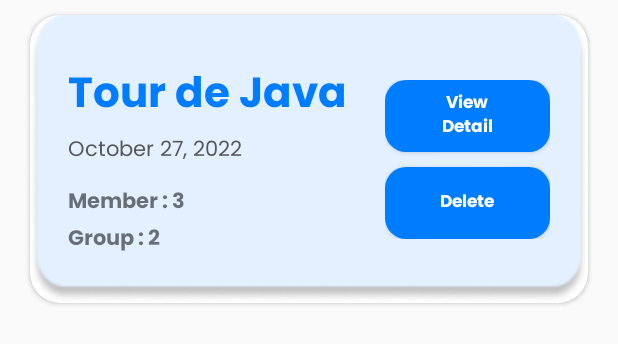
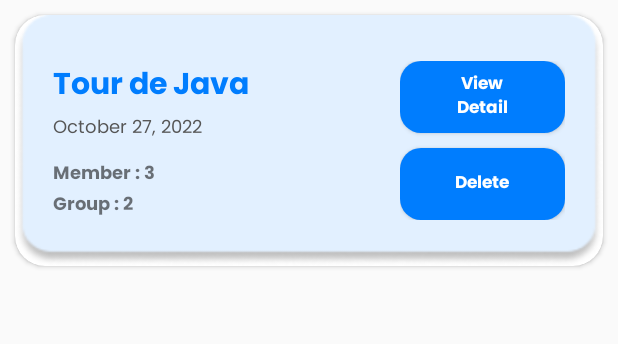
Before and after one commit to ukiprastowo17/ProjectGroupMakerBinar, an Android app: the layout item_history.xml on its own in the app's theme, with its tools: preview values and no code run, on a phone screen of 412 x 824 dp. Shown: the top 344 px of the screen. Run offline under Robolectric (Android 15) with nearby library versions, the phone set to English and light mode, and no system bars.

Commit message:
fix bug item history

```diff
--- a/app/src/main/res/layout/item_history.xml
+++ b/app/src/main/res/layout/item_history.xml
@@ -4,8 +4,7 @@
     xmlns:tools="http://schemas.android.com/tools"
     android:layout_width="match_parent"
     android:layout_height="wrap_content"
-    android:layout_marginHorizontal="20dp"
-    android:layout_marginTop="10dp"
+    android:layout_margin="10dp"
     app:cardCornerRadius="20dp">
 
     <androidx.constraintlayout.widget.ConstraintLayout
@@ -17,10 +16,12 @@
 
         <TextView
             android:id="@+id/tv_group_name"
-            style="@style/TextTitleDialog"
-            android:layout_width="wrap_content"
+            android:layout_width="200dp"
             android:layout_height="wrap_content"
-            android:text="@string/tour_de_java"
+            android:fontFamily="@font/poppins_bold"
+            tools:text="Tour de Java"
+            android:textColor="@color/blue_1"
+            android:textSize="20sp"
             app:layout_constraintStart_toStartOf="parent"
             app:layout_constraintTop_toTopOf="parent" />
 
@@ -29,10 +30,11 @@
             android:layout_width="wrap_content"
             android:layout_height="wrap_content"
             android:fontFamily="@font/poppins_regular"
-            android:text="@string/october_27_2022"
             android:textColor="@color/black_1"
+            android:textSize="12sp"
             app:layout_constraintStart_toStartOf="parent"
-            app:layout_constraintTop_toBottomOf="@id/tv_group_name" />
+            app:layout_constraintTop_toBottomOf="@id/tv_group_name"
+            tools:text="October 27, 2022" />
 
         <TextView
             android:id="@+id/tv_count_member"
@@ -40,6 +42,7 @@
             android:layout_height="wrap_content"
             android:layout_marginTop="10dp"
             android:fontFamily="@font/poppins_bold"
+            android:textSize="12sp"
             app:layout_constraintStart_toStartOf="parent"
             app:layout_constraintTop_toBottomOf="@id/tv_date"
             tools:text="Member : 3" />
@@ -49,6 +52,7 @@
             android:layout_width="wrap_content"
             android:layout_height="wrap_content"
             android:fontFamily="@font/poppins_bold"
+            android:textSize="12sp"
             app:layout_constraintStart_toStartOf="parent"
             app:layout_constraintTop_toBottomOf="@id/tv_count_member"
             tools:text="Group : 2" />
```
